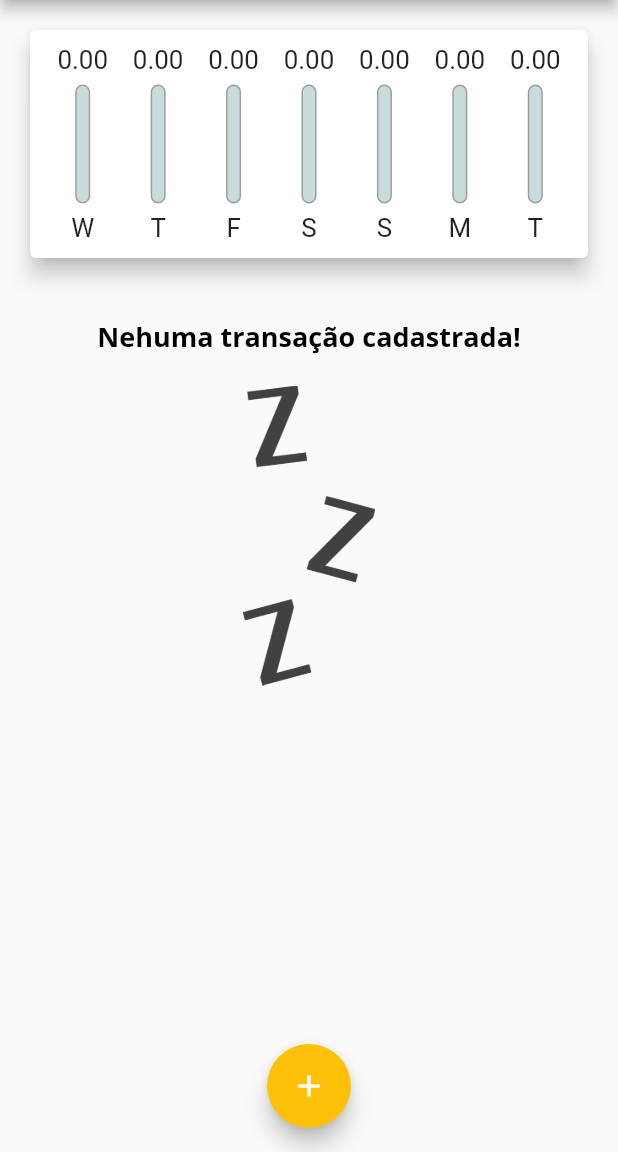
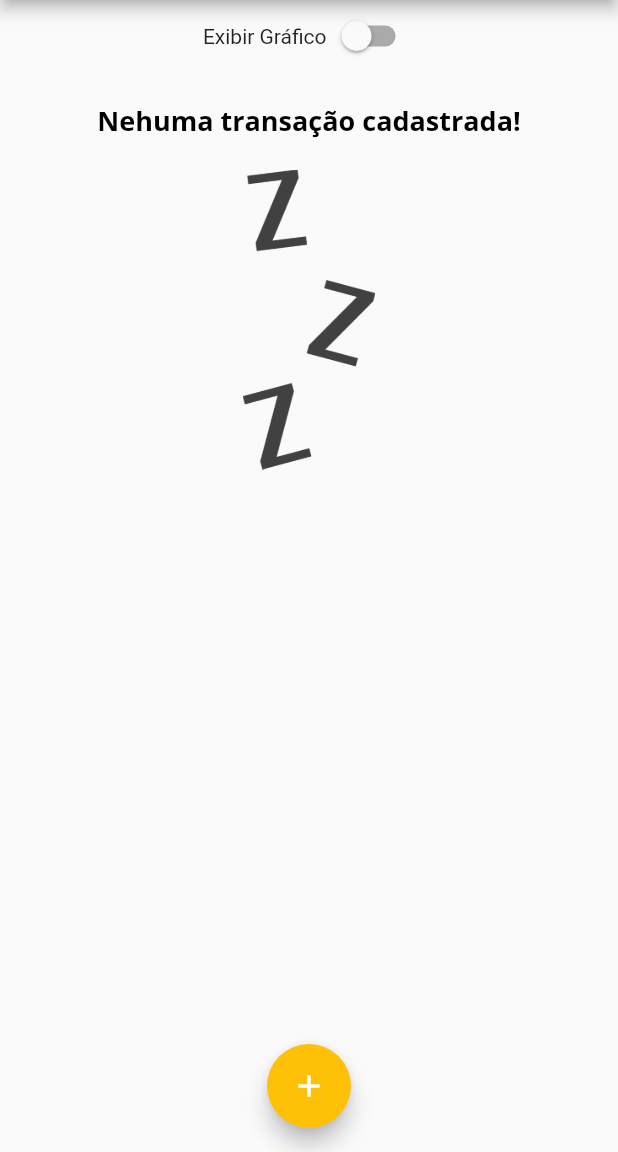
Before and after one commit to leandrosouzadev/expenses, a Flutter app: the screen it shows after launch, on a phone screen of 412 x 824 dp, the part 84-1236 px from its top. Run offline on Flutter 3.47's test engine with Material 2 defaults, Android fonts, the phone set to English and light mode, and no system bars.

```diff
--- a/lib/main.dart
+++ b/lib/main.dart
@@ -52,6 +52,7 @@ class MyHomePage extends StatefulWidget {
 
 class _MyHomePageState extends State<MyHomePage> {
   final List<Transaction> _transactions = [];
+  bool _showChart = false;
 
   List<Transaction> get _recentTransactions {
     return _transactions.where((tr) {
@@ -116,10 +117,25 @@ class _MyHomePageState extends State<MyHomePage> {
         child: Column(
           crossAxisAlignment: CrossAxisAlignment.stretch,
           children: <Widget>[
+            Row(
+              mainAxisAlignment: MainAxisAlignment.center,
+              children: <Widget>[
+                const Text('Exibir Gráfico'),
+                Switch(
+                    value: _showChart,
+                    onChanged: (value) {
+                      setState(() {
+                        _showChart = value;
+                      });
+                    }),
+              ],
+            ),
+            if (_showChart)
               SizedBox(
                 height: availableHeigth * 0.25,
                 child: Chart(_recentTransactions),
               ),
+            if (!_showChart)
               SizedBox(
                 height: availableHeigth * 0.75,
                 child: TransactionList(_transactions, _removeTransaction),
```
Lines whose indentation alone changed are shown as unchanged.
